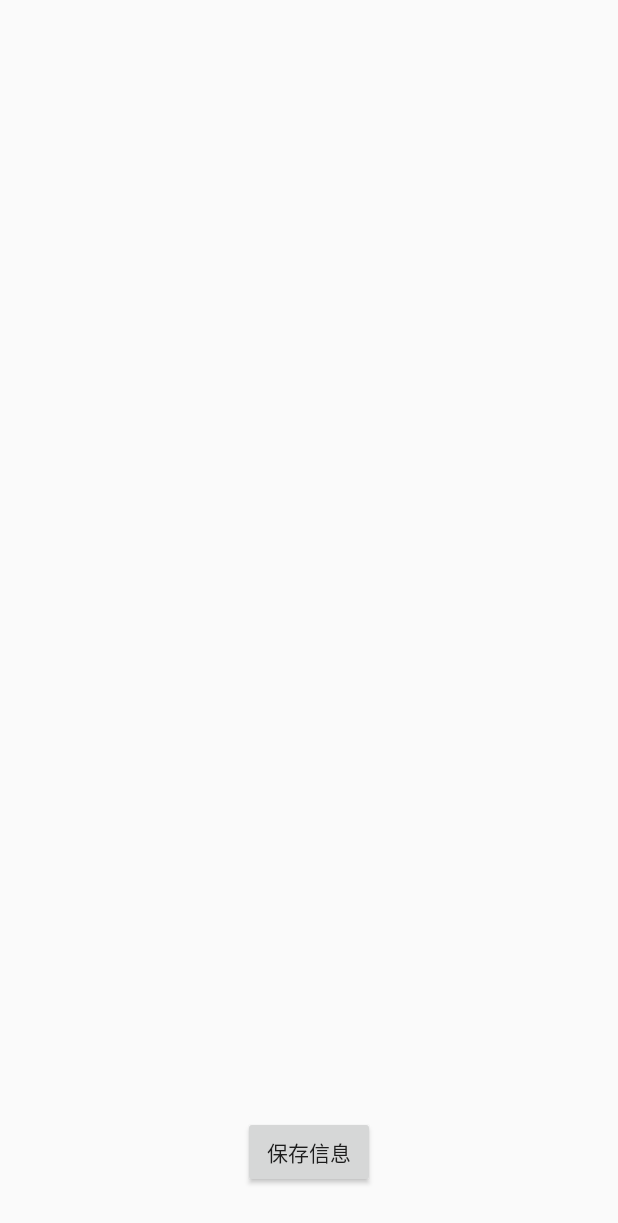
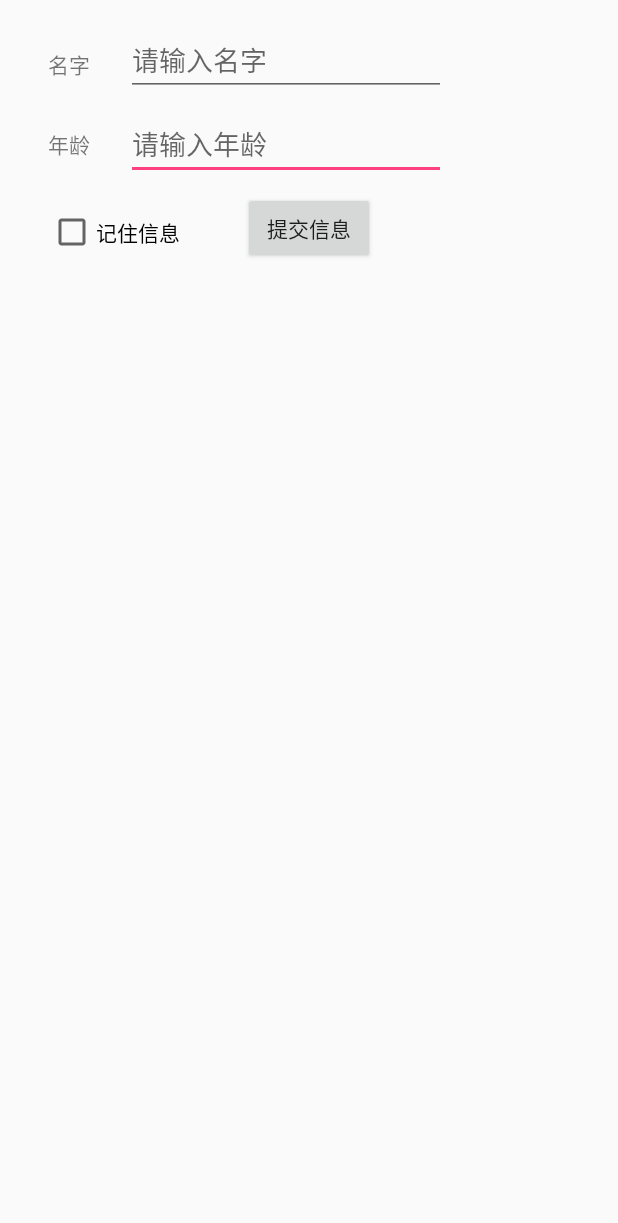
Before and after one commit to jxnflzc/AndroidProject, an Android app: the screen it shows after launch (ThiDayActivity), after a tap on "第三天", on a phone screen of 412 x 824 dp. Shown: the top 1223 px of the screen. Run offline under Robolectric (Android 15) with nearby library versions, the phone set to English and light mode, and no system bars.

Commit message:
updata 2018/3/23

```diff
--- a/FirstStudy/app/build.gradle
+++ b/FirstStudy/app/build.gradle
@@ -23,8 +23,8 @@ android {
         applicationId "com.jxnflzc.firststudy"
         minSdkVersion 14
         targetSdkVersion 26
-        versionCode 2
-        versionName "0.3.0"
+        versionCode 3
+        versionName "0.4.0"
         testInstrumentationRunner "android.support.test.runner.AndroidJUnitRunner"
     }
     buildTypes {
@@ -42,4 +42,5 @@ dependencies {
     testImplementation 'junit:junit:4.12'
     androidTestImplementation 'com.android.support.test:runner:1.0.1'
     androidTestImplementation 'com.android.support.test.espresso:espresso-core:3.0.1'
+    compile 'org.litepal.android:core:1.6.0'
 }
--- a/FirstStudy/app/src/main/java/com/jxnflzc/firststudy/ThiDayActivity.java
+++ b/FirstStudy/app/src/main/java/com/jxnflzc/firststudy/ThiDayActivity.java
@@ -1,10 +1,20 @@
 package com.jxnflzc.firststudy;
 
+import android.content.Intent;
+import android.content.SharedPreferences;
+import android.preference.PreferenceManager;
 import android.support.v7.app.AppCompatActivity;
 import android.os.Bundle;
+import android.text.TextUtils;
+import android.widget.*;
 import android.view.*;
 
 public class ThiDayActivity extends AppCompatActivity {
+    private Button thiBtnSub;
+    private EditText thiEdtName, thiEdtAge;
+    private SharedPreferences thiPref;
+    private SharedPreferences.Editor thiEdt;
+    private CheckBox thiRemberInfo;
 
     @Override
     protected void onCreate(Bundle savedInstanceState) {
@@ -13,5 +23,53 @@ public class ThiDayActivity extends AppCompatActivity {
         setContentView(R.layout.activity_thi_day);
         getSupportActionBar().hide();
 
+        thiBtnSub = (Button)findViewById(R.id.btn_sub_info);
+        thiEdtName = (EditText)findViewById(R.id.enter_name);
+        thiEdtAge = (EditText)findViewById(R.id.enter_age);
+        thiRemberInfo = (CheckBox)findViewById(R.id.remner_info);
+
+        thiPref = PreferenceManager.getDefaultSharedPreferences(this);
+
+        boolean isRemember = thiPref.getBoolean("remember_info", false);
+        if(isRemember){
+            String name = thiPref.getString("name", "");
+            String age = thiPref.getString("age","");
+            thiEdtName.setText(name);
+            thiEdtAge.setText(age);
+            thiRemberInfo.setChecked(true);
+        }
+
+        thiBtnSub.setOnClickListener(new View.OnClickListener() {
+            @Override
+            public void onClick(View v) {
+                String user_name;
+                String user_age = thiEdtAge.getText().toString();
+
+                if(TextUtils.isEmpty(thiEdtName.getText())){     //排除名字输入为空
+                    user_name = "NULL";
+                } else {
+                    user_name = thiEdtName.getText().toString();
+                }
+                if(TextUtils.isEmpty(thiEdtAge.getText())){     //排除年龄输入为空
+                    user_age = "NULL";
+                } else {
+                    user_age = thiEdtAge.getText().toString();
+                }
+
+                thiEdt = thiPref.edit();
+                if(thiRemberInfo.isChecked()){
+                    thiEdt.putBoolean("remember_info", true);
+                    thiEdt.putString("name", user_name);
+                    thiEdt.putString("age", user_age);
+                } else{
+                    thiEdt.clear();
+                }
+                thiEdt.apply();
+
+                Intent goBack = new Intent(ThiDayActivity.this, MainActivity.class);//跳转到"第三天"界面
+                startActivity(goBack);
+            }
+        });
     }
+
 }
--- a/FirstStudy/app/src/main/res/layout/activity_thi_day.xml
+++ b/FirstStudy/app/src/main/res/layout/activity_thi_day.xml
@@ -10,9 +10,64 @@
         android:id="@+id/btn_sub_info"
         android:layout_width="wrap_content"
         android:layout_height="wrap_content"
-        android:layout_marginBottom="32dp"
+        android:layout_marginTop="8dp"
         android:text="@string/btn_sub_info"
-        app:layout_constraintBottom_toBottomOf="parent"
         app:layout_constraintEnd_toEndOf="parent"
-        app:layout_constraintStart_toStartOf="parent" />
+        app:layout_constraintStart_toStartOf="parent"
+        app:layout_constraintTop_toBottomOf="@+id/enter_age" />
+
+    <TextView
+        android:id="@+id/user_name"
+        android:layout_width="wrap_content"
+        android:layout_height="wrap_content"
+        android:layout_marginLeft="32dp"
+        android:layout_marginTop="32dp"
+        android:text="@string/user_name"
+        app:layout_constraintStart_toStartOf="parent"
+        app:layout_constraintTop_toTopOf="parent" />
+
+    <TextView
+        android:id="@+id/user_age"
+        android:layout_width="wrap_content"
+        android:layout_height="wrap_content"
+        android:layout_marginLeft="32dp"
+        android:layout_marginTop="32dp"
+        android:text="@string/user_age"
+        app:layout_constraintStart_toStartOf="parent"
+        app:layout_constraintTop_toBottomOf="@+id/user_name" />
+
+    <EditText
+        android:id="@+id/enter_age"
+        android:layout_width="wrap_content"
+        android:layout_height="wrap_content"
+        android:layout_marginLeft="24dp"
+        android:layout_marginTop="8dp"
+        android:ems="10"
+        android:inputType="number"
+        android:hint="请输入年龄"
+        app:layout_constraintStart_toEndOf="@+id/user_age"
+        app:layout_constraintTop_toBottomOf="@+id/enter_name" />
+
+    <EditText
+        android:id="@+id/enter_name"
+        android:layout_width="wrap_content"
+        android:layout_height="wrap_content"
+        android:layout_marginLeft="24dp"
+        android:layout_marginTop="16dp"
+        android:ems="10"
+        android:hint="请输入名字"
+        android:inputType="textPersonName"
+        app:layout_constraintStart_toEndOf="@+id/user_name"
+        app:layout_constraintTop_toTopOf="parent" />
+
+    <CheckBox
+        android:id="@+id/remner_info"
+        android:layout_width="wrap_content"
+        android:layout_height="wrap_content"
+        android:layout_marginLeft="32dp"
+        android:layout_marginTop="32dp"
+        android:focusable="true"
+        android:text="@string/remner_info"
+        app:layout_constraintStart_toStartOf="parent"
+        app:layout_constraintTop_toBottomOf="@+id/user_age" />
 </android.support.constraint.ConstraintLayout>
--- a/FirstStudy/app/src/main/res/menu/main.xml
+++ b/FirstStudy/app/src/main/res/menu/main.xml
@@ -10,4 +10,7 @@
     <item
         android:id="@+id/about_us_item"
         android:title="@string/about_us_title"/>
+    <item
+        android:id="@+id/update_info_item"
+        android:title="@string/update_info_title"/>
 </menu>
--- a/FirstStudy/app/src/main/res/values/strings.xml
+++ b/FirstStudy/app/src/main/res/values/strings.xml
@@ -1,18 +1,20 @@
 <resources>
     <string name="app_name">StudyApplication</string>
     <string name="version_title">版本信息</string>
-    <string name="version">Version:0.3.0\nUpdate time:2018/3/13\nOnly DEBUG version!</string>
+    <string name="version">Version:0.4.0\nUpdate time:2018/3/23\nOnly DEBUG version!</string>
     <string name="about_us_title">关于我们</string>
     <string name="about_us">E-mail:245186727@qq.com\nURL:120.78.141.62\nTel:132&#8211;7888&#8211;6806</string>
     <string name="app_info_title">软件介绍</string>
     <string name="app_info">Name:StudyApplication\nproducer:jxnflzc\nFunction:Just for STUDY Android!</string>
+    <string name="update_info_title">更新信息</string>
+    <string name="update_info">添加了&#34;第三天&#34;和&#34;更新信息&#34;。&#34;第三天&#34;带有&#34;数据存储&#34;功能和&#34;记住信息&#34;功能</string>
     <string name="btn_first_day">第一天</string>
     <string name="btn_second_day">第二天</string>
     <string name="btn_third_day">第三天</string>
     <string name="btn_forth_day">第四天</string>
     <string name="btn_broadcast_test_one">自定义广播</string>
     <string name="btn_broadcast_test_two">打开相机（失效）</string>
-    <string name="btn_sub_info">保存信息</string>
+    <string name="btn_sub_info">提交信息</string>
     <string name="broadcast_test_one">恭喜你，你已经收到自定义广播。</string>
     <string name="broadcast_test_two">恭喜你，你已经打开相机。</string>
     <string name="unknown">未知</string>
@@ -21,4 +23,7 @@
     <string name="list_view_test">ListView Test</string>
     <string name="wlan_turn_off">网络已关闭！</string>
     <string name="wlan_turn_on">网络已开启！</string>
+    <string name="user_name">名字</string>
+    <string name="user_age">年龄</string>
+    <string name="remner_info">记住信息</string>
 </resources>
```
Also changed, not shown: FirstStudy/app/src/main/AndroidManifest.xml (+7 -1 lines), FirstStudy/app/src/main/assets/litepal.xml (added, +10 -0 lines), FirstStudy/app/src/main/java/com/jxnflzc/firststudy/FirDayActivity.java (+7 -7 lines), FirstStudy/app/src/main/java/com/jxnflzc/firststudy/MainActivity.java (+15 -3 lines), FirstStudy/app/src/main/java/com/jxnflzc/firststudy/SecDayActivity.java (+5 -5 lines), 2 other files.
